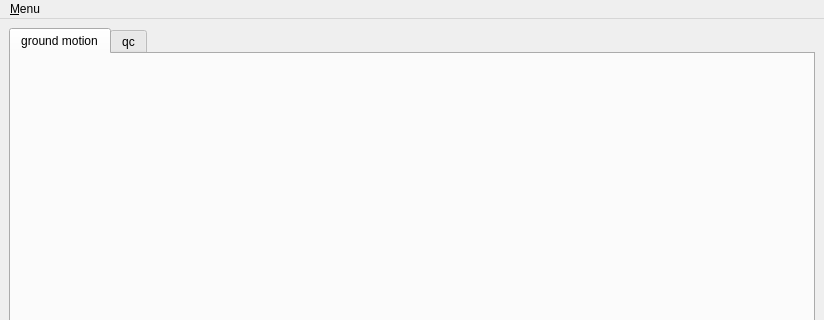
Before: the Qt Designer form apps/gui-qt/scmv/mvmainwindow.ui in SeisComP/main, drawn with Qt 5; both pictures show x 0 to 824 and y 0 to 320 of the 824 by 596 pixel window.
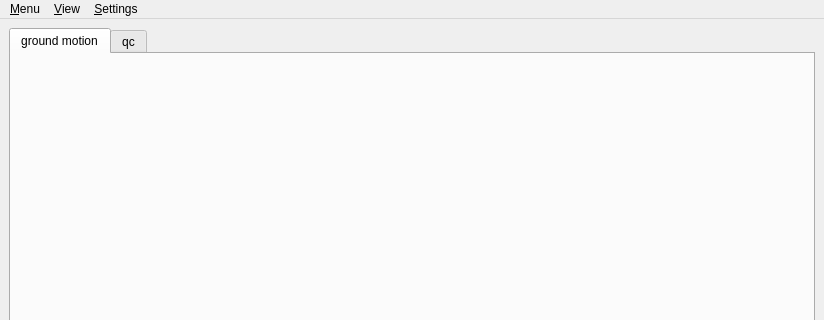
After: the same form once the commit is applied.

What changed in the file:
```diff
--- a/apps/gui-qt/scmv/mvmainwindow.ui
+++ b/apps/gui-qt/scmv/mvmainwindow.ui
@@ -123,7 +123,19 @@
     <addaction name="separator" />
     <addaction name="quitAction" />
    </widget>
+   <widget class="QMenu" name="menuView">
+    <property name="title">
+     <string>&amp;View</string>
+    </property>
+   </widget>
+   <widget class="QMenu" name="menuSettings">
+    <property name="title">
+     <string>&amp;Settings</string>
+    </property>
+   </widget>
    <addaction name="menuMenu" />
+   <addaction name="menuView"/>
+   <addaction name="menuSettings"/>
   </widget>
   <widget class="QStatusBar" name="statusbar" >
    <property name="geometry" >
```
